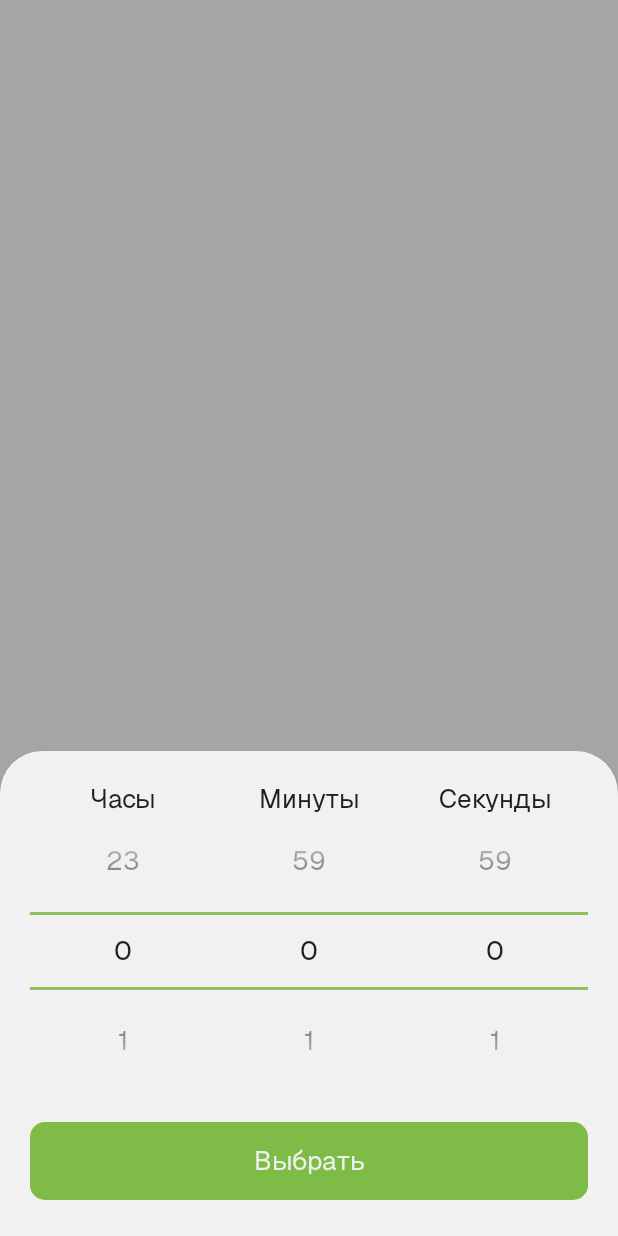
After one commit to IntroGymApp/intro-gym-android, an Android app: the fragment PickHmsBottomSheetDialogFragment shown on its own in the app's theme, on a phone screen of 412 x 824 dp. The commit adds this screen. Run offline under Robolectric (Android 15) with nearby library versions, the phone set to English and light mode, and no system bars.

Commit message:
feat(core): Create time picker dialog

```diff
--- /dev/null
+++ b/app/src/main/java/ru/lonelywh1te/introgym/core/ui/dialogs/PickHmsBottomSheetDialogFragment.kt
@@ -0,0 +1,107 @@
+package ru.lonelywh1te.introgym.core.ui.dialogs
+
+import android.app.Dialog
+import android.os.Bundle
+import android.util.Log
+import android.view.LayoutInflater
+import android.view.View
+import android.view.ViewGroup
+import com.google.android.material.bottomsheet.BottomSheetDialogFragment
+import ru.lonelywh1te.introgym.R
+import ru.lonelywh1te.introgym.core.ui.utils.DateAndTimeStringFormatUtils
+import ru.lonelywh1te.introgym.databinding.FragmentPickHmsBottomSheetDialogBinding
+import java.time.LocalTime
+
+class PickHmsBottomSheetDialogFragment: BottomSheetDialogFragment() {
+    private var _binding: FragmentPickHmsBottomSheetDialogBinding? = null
+    private val binding get() = _binding!!
+
+    override fun getTheme(): Int {
+        return super.getTheme()
+
+    }
+
+    override fun onCreateView(inflater: LayoutInflater, container: ViewGroup?, savedInstanceState: Bundle?): View {
+        _binding = FragmentPickHmsBottomSheetDialogBinding.inflate(inflater, container, false)
+        return binding.root
+    }
+
+    override fun onSaveInstanceState(outState: Bundle) {
+        super.onSaveInstanceState(outState)
+
+        outState.putInt("hours", binding.npHours.value)
+        outState.putInt("minutes", binding.npMinutes.value)
+        outState.putInt("seconds", binding.npSeconds.value)
+    }
+
+    override fun onViewStateRestored(savedInstanceState: Bundle?) {
+        super.onViewStateRestored(savedInstanceState)
+
+        savedInstanceState?.let {
+            binding.npHours.value = it.getInt("hours")
+            binding.npMinutes.value = it.getInt("minutes")
+            binding.npSeconds.value = it.getInt("seconds")
+        }
+    }
+
+    override fun onViewCreated(view: View, savedInstanceState: Bundle?) {
+        super.onViewCreated(view, savedInstanceState)
+
+        binding.npHours.apply {
+            minValue = 0
+            maxValue = 23
+        }
+
+        binding.npMinutes.apply {
+            minValue = 0
+            maxValue = 59
+        }
+
+        binding.npSeconds.apply {
+            minValue = 0
+            maxValue = 59
+        }
+
+        binding.btnSelect.setOnClickListener {
+            setResult()
+            dismiss()
+        }
+
+        arguments?.let {
+            val localtimeString = it.getString("localtime")
+
+            localtimeString?.let {
+                val localtime = LocalTime.parse(localtimeString, DateAndTimeStringFormatUtils.fullTimeFormatter)
+
+                binding.npHours.value = localtime.hour
+                binding.npMinutes.value = localtime.minute
+                binding.npSeconds.value = localtime.second
+            }
+        }
+    }
+
+    private fun setResult() {
+        val hours = binding.npHours.value
+        val minutes = binding.npMinutes.value
+        val seconds = binding.npSeconds.value
+
+        val localTime = LocalTime.of(hours, minutes, seconds)
+        val localDateTimeString = localTime.format(DateAndTimeStringFormatUtils.fullTimeFormatter)
+
+        parentFragmentManager.setFragmentResult(REQUEST_KEY, Bundle().apply { putString(RESULT_LOCALTIME_STRING, localDateTimeString) })
+    }
+
+    companion object {
+        const val TAG = "PickHmsBottomSheetDialogFragment"
+        const val REQUEST_KEY = "pick_hours_minutes_seconds_request"
+        const val RESULT_LOCALTIME_STRING = "result_localtime_string"
+
+        fun instance(localtime: LocalTime? = null): PickHmsBottomSheetDialogFragment {
+            val bundle = Bundle().apply {
+                localtime?.let { putString("localtime", localtime.format(DateAndTimeStringFormatUtils.fullTimeFormatter))  }
+            }
+
+            return PickHmsBottomSheetDialogFragment().apply { arguments =  bundle}
+        }
+    }
+}
--- /dev/null
+++ b/app/src/main/java/ru/lonelywh1te/introgym/core/ui/utils/DateAndTimeStringFormatter.kt
@@ -0,0 +1,7 @@
+package ru.lonelywh1te.introgym.core.ui.utils
+
+import java.time.format.DateTimeFormatter
+
+object DateAndTimeStringFormatUtils {
+    val fullTimeFormatter: DateTimeFormatter = DateTimeFormatter.ofPattern("HH:mm:ss")
+}
--- /dev/null
+++ b/app/src/main/res/layout/fragment_pick_hms_bottom_sheet_dialog.xml
@@ -0,0 +1,83 @@
+<?xml version="1.0" encoding="utf-8"?>
+<androidx.constraintlayout.widget.ConstraintLayout xmlns:android="http://schemas.android.com/apk/res/android"
+    xmlns:app="http://schemas.android.com/apk/res-auto"
+    android:layout_width="match_parent"
+    android:layout_height="wrap_content"
+    android:padding="20dp">
+
+    <TextView
+        android:id="@+id/textView7"
+        android:layout_width="0dp"
+        android:layout_height="wrap_content"
+        android:text="Часы"
+        android:gravity="center"
+        android:textAppearance="@style/TextAppearance.IntroGym.Body.Regular"
+        app:layout_constraintEnd_toEndOf="@+id/npHours"
+        app:layout_constraintStart_toStartOf="parent"
+        app:layout_constraintTop_toTopOf="parent" />
+
+
+    <TextView
+        android:id="@+id/textView8"
+        android:layout_width="0dp"
+        android:layout_height="wrap_content"
+        android:gravity="center"
+        android:text="Минуты"
+        android:textAppearance="@style/TextAppearance.IntroGym.Body.Regular"
+        app:layout_constraintEnd_toEndOf="@+id/npMinutes"
+        app:layout_constraintStart_toEndOf="@+id/npHours"
+        app:layout_constraintTop_toTopOf="parent" />
+
+    <TextView
+        android:id="@+id/textView9"
+        android:layout_width="0dp"
+        android:layout_height="wrap_content"
+        android:gravity="center"
+        android:text="Секунды"
+        android:textAppearance="@style/TextAppearance.IntroGym.Body.Regular"
+        app:layout_constraintEnd_toEndOf="@+id/npSeconds"
+        app:layout_constraintStart_toEndOf="@+id/npMinutes"
+        app:layout_constraintTop_toTopOf="parent" />
+
+
+    <NumberPicker
+        android:id="@+id/npHours"
+        android:theme="@style/ThemeOverlay.NumberPicker"
+        android:layout_width="0dp"
+        android:layout_height="wrap_content"
+        app:layout_constraintEnd_toStartOf="@+id/npMinutes"
+        app:layout_constraintHorizontal_bias="0.5"
+        app:layout_constraintStart_toStartOf="parent"
+        app:layout_constraintTop_toBottomOf="@+id/textView7" />
+
+    <NumberPicker
+        android:id="@+id/npMinutes"
+        android:theme="@style/ThemeOverlay.NumberPicker"
+        android:layout_width="0dp"
+        android:layout_height="wrap_content"
+        app:layout_constraintEnd_toStartOf="@+id/npSeconds"
+        app:layout_constraintHorizontal_bias="0.5"
+        app:layout_constraintStart_toEndOf="@+id/npHours"
+        app:layout_constraintTop_toBottomOf="@+id/textView8" />
+
+    <NumberPicker
+        android:id="@+id/npSeconds"
+        android:theme="@style/ThemeOverlay.NumberPicker"
+        android:layout_width="0dp"
+        android:layout_height="wrap_content"
+        app:layout_constraintEnd_toEndOf="parent"
+        app:layout_constraintHorizontal_bias="0.5"
+        app:layout_constraintStart_toEndOf="@+id/npMinutes"
+        app:layout_constraintTop_toBottomOf="@+id/textView9" />
+
+    <Button
+        style="@style/Widget.IntroGym.Button"
+        android:id="@+id/btnSelect"
+        android:layout_marginTop="20dp"
+        android:text="Выбрать"
+        app:layout_constraintEnd_toEndOf="parent"
+        app:layout_constraintStart_toStartOf="parent"
+        app:layout_constraintTop_toBottomOf="@+id/npMinutes" />
+
+
+</androidx.constraintlayout.widget.ConstraintLayout>
--- a/app/src/main/res/values/styles.xml
+++ b/app/src/main/res/values/styles.xml
@@ -44,7 +44,7 @@
         <item name="android:maxLength">256</item>
         <item name="android:inputType">textShortMessage</item>
         <item name="android:textColorHint">?attr/igHintColor</item>
-        <item name="android:paddingHorizontal">10dp</item>
+        <item name="android:paddingHorizontal">20dp</item>
         <item name="android:background">@null</item>
         <item name="drawableTint">?attr/igHintColor</item>
         <item name="android:textAppearance">@style/TextAppearance.IntroGym.Body.Regular</item>
@@ -132,6 +132,21 @@
         <item name="titleTextAppearance">@style/TextAppearance.IntroGym.Body.Semibold</item>
     </style>
 
+    <style name="ThemeOverlay.IntroGym.BottomSheet" parent="ThemeOverlay.Material3.BottomSheetDialog">
+        <item name="bottomSheetStyle">@style/Widget.IntroGym.BottomSheet</item>
+    </style>
+
+    <style name="Widget.IntroGym.BottomSheet" parent="Widget.Material3.BottomSheet.Modal">
+        <item name="backgroundTint">?attr/igBackgroundColor</item>
+    </style>
+
+    <style name="ThemeOverlay.NumberPicker" parent="">
+        <item name="android:fontFamily">@font/geist_regular</item>
+        <item name="android:textSize">18sp</item>
+        <item name="android:textColorPrimary">?attr/igTextPrimaryColor</item>
+        <item name="android:colorControlNormal">?attr/igPrimaryColor</item>
+    </style>
+
 <!--    <style name="Widget.IntroGym.MaterialSwitch" parent="Widget.Material3.CompoundButton.MaterialSwitch">-->
 <!--        <item name="trackTint">?attr/igCardBackgroundColor</item>-->
 <!--        <item name="trackDecorationTint">?attr/igCardForegroundColor</item>-->
--- a/app/src/main/res/values/themes.xml
+++ b/app/src/main/res/values/themes.xml
@@ -2,8 +2,10 @@
     <!-- Base application theme. -->
     <style name="Base.Theme.IntroGym" parent="Theme.Material3.Light.NoActionBar">
         <item name="colorPrimary">?attr/igPrimaryColor</item>
+        <item name="colorAccent">?attr/igPrimaryColor</item>
         <item name="colorOnPrimary">?attr/igOnPrimaryColor</item>
         <item name="android:windowBackground">?attr/igBackgroundColor</item>
+        <item name="bottomSheetDialogTheme">@style/ThemeOverlay.IntroGym.BottomSheet</item>
     </style>
 
     <style name="Theme.IntroGym.Light" parent="Base.Theme.IntroGym" >
```
